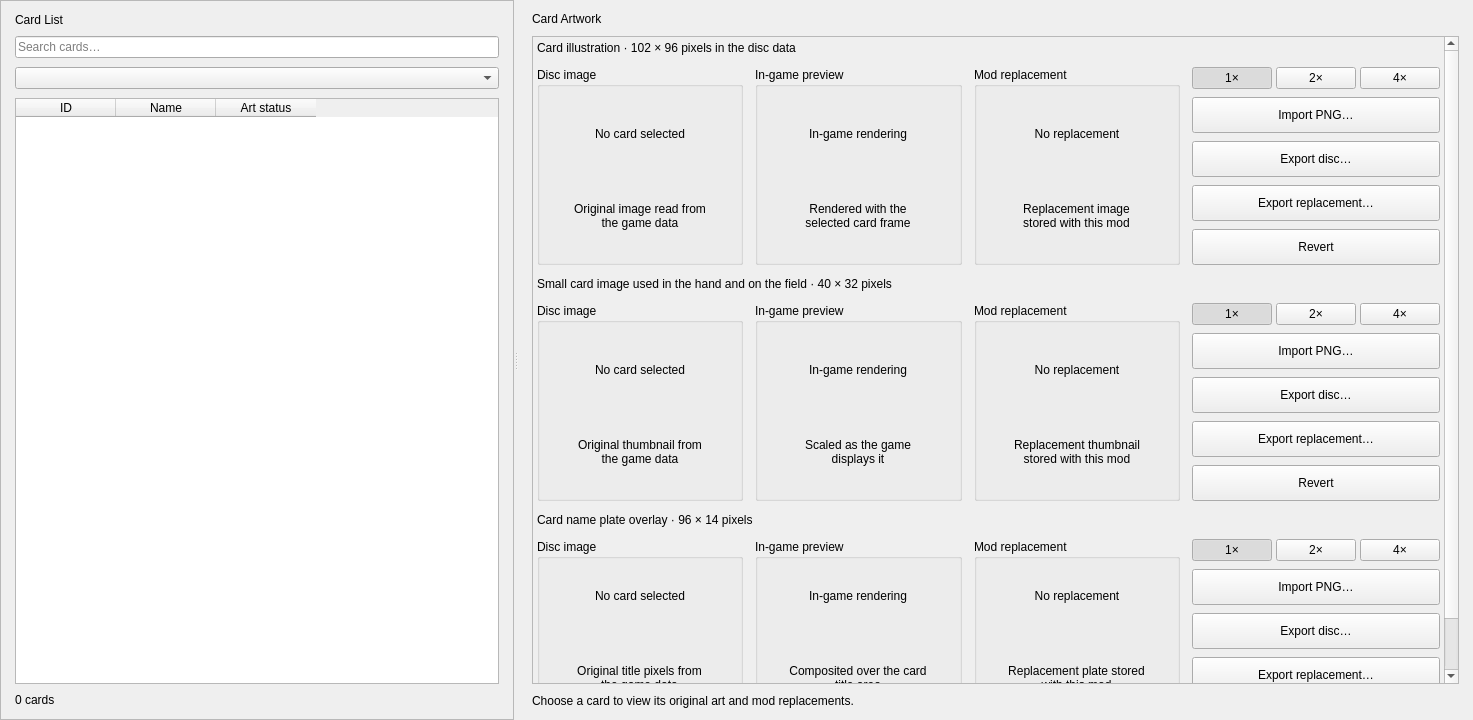
The window that tools/pc/fm_editor/ui/arts_page.ui (DaVinciLord/Yu-Gi-Oh-Forbidden-Memories-Recompiled) describes before a commit, drawn with Qt 5.
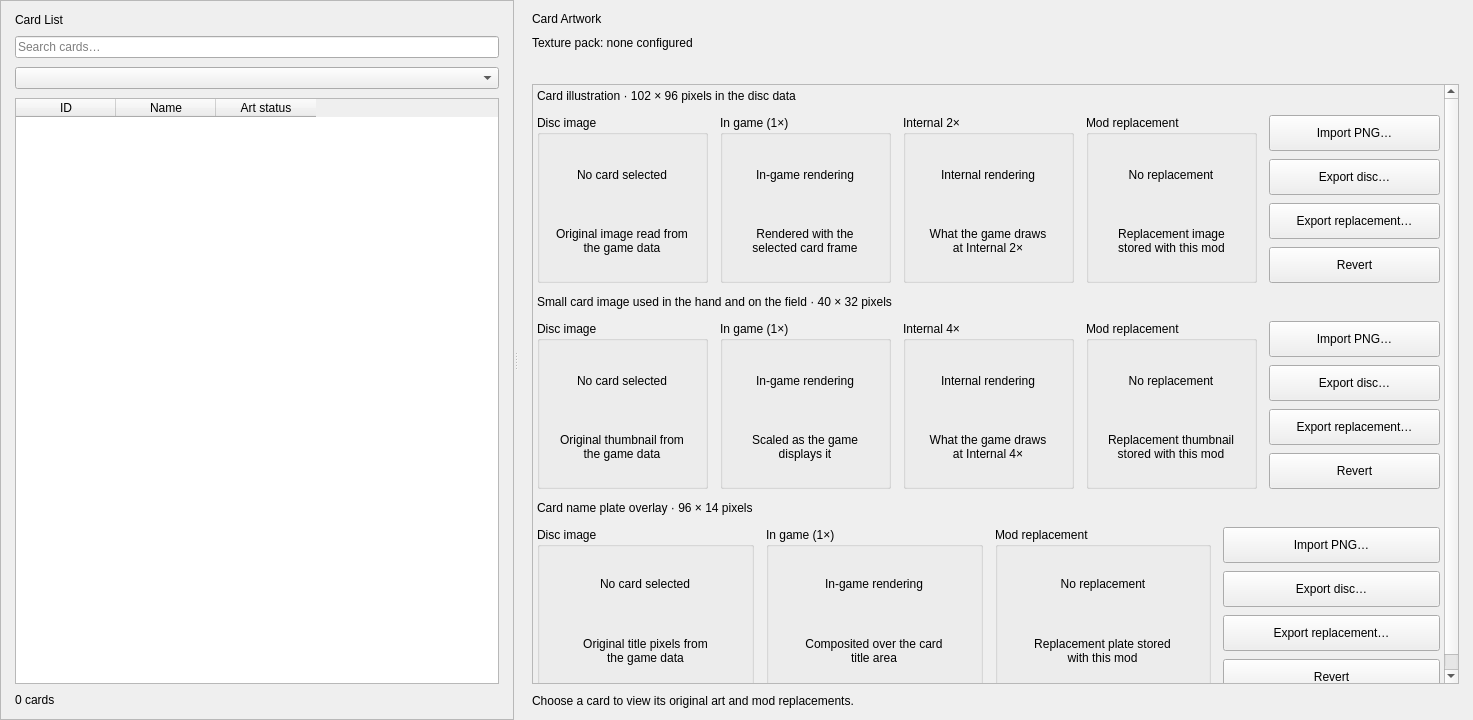
The same window after the commit.

Commit message: FM Editor: the Qt window as the editor, a module a page

```diff
--- a/tools/pc/fm_editor/ui/arts_page.ui
+++ b/tools/pc/fm_editor/ui/arts_page.ui
@@ -157,6 +157,18 @@
          </property>
         </widget>
        </item>
+       <item>
+        <widget class="QLabel" name="texturePackStatusLabel">
+         <property name="text"><string>Texture pack: none configured</string></property>
+         <property name="wordWrap"><bool>true</bool></property>
+        </widget>
+       </item>
+       <item>
+        <widget class="QLabel" name="artInstructionsLabel">
+         <property name="text"><string /></property>
+         <property name="wordWrap"><bool>true</bool></property>
+        </widget>
+       </item>
        <item>
         <widget class="QScrollArea" name="artPartsScroll">
          <property name="widgetResizable">
@@ -245,7 +257,7 @@
                <item>
                 <widget class="QGroupBox" name="pictureGameGroup">
                  <property name="title">
-                  <string>In-game preview</string>
+                  <string>In game (1×)</string>
                  </property>
                  <layout class="QVBoxLayout" name="pictureGameLayout">
                   <item alignment="Qt::AlignmentFlag::AlignHCenter">
@@ -286,6 +298,30 @@
                  </layout>
                 </widget>
                </item>
+               <item>
+                <widget class="QGroupBox" name="pictureInternalGroup">
+                 <property name="title">
+                  <string>Internal 2×</string>
+                 </property>
+                 <layout class="QVBoxLayout" name="pictureInternalLayout">
+                  <item alignment="Qt::AlignmentFlag::AlignHCenter">
+                   <widget class="QLabel" name="pictureInternalPreview">
+                    <property name="minimumSize"><size><width>1</width><height>1</height></size></property>
+                    <property name="maximumSize"><size><width>408</width><height>384</height></size></property>
+                    <property name="text"><string>Internal rendering</string></property>
+                    <property name="alignment"><set>Qt::AlignmentFlag::AlignCenter</set></property>
+                   </widget>
+                  </item>
+                  <item alignment="Qt::AlignmentFlag::AlignHCenter">
+                   <widget class="QLabel" name="pictureInternalInfo">
+                    <property name="text"><string>What the game draws at Internal 2×</string></property>
+                    <property name="alignment"><set>Qt::AlignmentFlag::AlignCenter</set></property>
+                    <property name="wordWrap"><bool>true</bool></property>
+                   </widget>
+                  </item>
+                 </layout>
+                </widget>
+               </item>
                <item>
                 <widget class="QGroupBox" name="pictureModGroup">
                  <property name="title">
@@ -347,64 +383,7 @@
                  <property name="bottomMargin">
                   <number>0</number>
                  </property>
-                 <item>
-                  <layout class="QHBoxLayout" name="pictureScaleControlLayout">
-                   <property name="spacing">
-                    <number>4</number>
-                   </property>
-                   <property name="leftMargin">
-                    <number>0</number>
-                   </property>
-                   <property name="topMargin">
-                    <number>0</number>
-                   </property>
-                   <property name="rightMargin">
-                    <number>0</number>
-                   </property>
-                   <property name="bottomMargin">
-                    <number>0</number>
-                   </property>
-                   <item>
-                    <widget class="QPushButton" name="pictureScale1Button">
-                     <property name="text">
-                      <string>1×</string>
-                     </property>
-                     <property name="checkable">
-                      <bool>true</bool>
-                     </property>
-                     <property name="checked">
-                      <bool>true</bool>
-                     </property>
-                    </widget>
-                   </item>
-                   <item>
-                    <widget class="QPushButton" name="pictureScale2Button">
-                     <property name="text">
-                      <string>2×</string>
-                     </property>
-                     <property name="checkable">
-                      <bool>true</bool>
-                     </property>
-                     <property name="checked">
-                      <bool>false</bool>
-                     </property>
-                    </widget>
-                   </item>
-                   <item>
-                    <widget class="QPushButton" name="pictureScale4Button">
-                     <property name="text">
-                      <string>4×</string>
-                     </property>
-                     <property name="checkable">
-                      <bool>true</bool>
-                     </property>
-                     <property name="checked">
-                      <bool>false</bool>
-                     </property>
-                    </widget>
-                   </item>
-                  </layout>
-                 </item>
+                 
                  <item>
                   <widget class="QPushButton" name="importPictureButton">
                    <property name="minimumSize">
@@ -521,7 +500,7 @@
                <item>
                 <widget class="QGroupBox" name="thumbnailGameGroup">
                  <property name="title">
-                  <string>In-game preview</string>
+                  <string>In game (1×)</string>
                  </property>
                  <layout class="QVBoxLayout" name="thumbnailGameLayout">
                   <item alignment="Qt::AlignmentFlag::AlignHCenter">
@@ -562,6 +541,30 @@
                  </layout>
                 </widget>
                </item>
+               <item>
+                <widget class="QGroupBox" name="thumbnailInternalGroup">
+                 <property name="title">
+                  <string>Internal 4×</string>
+                 </property>
+                 <layout class="QVBoxLayout" name="thumbnailInternalLayout">
+                  <item alignment="Qt::AlignmentFlag::AlignHCenter">
+                   <widget class="QLabel" name="thumbnailInternalPreview">
+                    <property name="minimumSize"><size><width>1</width><height>1</height></size></property>
+                    <property name="maximumSize"><size><width>408</width><height>384</height></size></property>
+                    <property name="text"><string>Internal rendering</string></property>
+                    <property name="alignment"><set>Qt::AlignmentFlag::AlignCenter</set></property>
+                   </widget>
+                  </item>
+                  <item alignment="Qt::AlignmentFlag::AlignHCenter">
+                   <widget class="QLabel" name="thumbnailInternalInfo">
+                    <property name="text"><string>What the game draws at Internal 4×</string></property>
+                    <property name="alignment"><set>Qt::AlignmentFlag::AlignCenter</set></property>
+                    <property name="wordWrap"><bool>true</bool></property>
+                   </widget>
+                  </item>
+                 </layout>
+                </widget>
+               </item>
                <item>
                 <widget class="QGroupBox" name="thumbnailModGroup">
                  <property name="title">
@@ -623,64 +626,7 @@
                  <property name="bottomMargin">
                   <number>0</number>
                  </property>
-                 <item>
-                  <layout class="QHBoxLayout" name="thumbnailScaleControlLayout">
-                   <property name="spacing">
-                    <number>4</number>
-                   </property>
-                   <property name="leftMargin">
-                    <number>0</number>
-                   </property>
-                   <property name="topMargin">
-                    <number>0</number>
-                   </property>
-                   <property name="rightMargin">
-                    <number>0</number>
-                   </property>
-                   <property name="bottomMargin">
-                    <number>0</number>
-                   </property>
-                   <item>
-                    <widget class="QPushButton" name="thumbnailScale1Button">
-                     <property name="text">
-                      <string>1×</string>
-                     </property>
-                     <property name="checkable">
-                      <bool>true</bool>
-                     </property>
-                     <property name="checked">
-                      <bool>true</bool>
-                     </property>
-                    </widget>
-                   </item>
-                   <item>
-                    <widget class="QPushButton" name="thumbnailScale2Button">
-                     <property name="text">
-                      <string>2×</string>
-                     </property>
-                     <property name="checkable">
-                      <bool>true</bool>
-                     </property>
-                     <property name="checked">
-                      <bool>false</bool>
-                     </property>
-                    </widget>
-                   </item>
-                   <item>
-                    <widget class="QPushButton" name="thumbnailScale4Button">
-                     <property name="text">
-                      <string>4×</string>
-                     </property>
-                     <property name="checkable">
-                      <bool>true</bool>
-                     </property>
-                     <property name="checked">
-                      <bool>false</bool>
-                     </property>
-                    </widget>
-                   </item>
-                  </layout>
-                 </item>
+                 
                  <item>
                   <widget class="QPushButton" name="importThumbnailButton">
                    <property name="minimumSize">
@@ -797,7 +743,7 @@
                <item>
                 <widget class="QGroupBox" name="titleGameGroup">
                  <property name="title">
-                  <string>In-game preview</string>
+                  <string>In game (1×)</string>
                  </property>
                  <layout class="QVBoxLayout" name="titleGameLayout">
                   <item alignment="Qt::AlignmentFlag::AlignHCenter">
@@ -899,64 +845,7 @@
                  <property name="bottomMargin">
                   <number>0</number>
                  </property>
-                 <item>
-                  <layout class="QHBoxLayout" name="titleScaleControlLayout">
-                   <property name="spacing">
-                    <number>4</number>
-                   </property>
-                   <property name="leftMargin">
-                    <number>0</number>
-                   </property>
-                   <property name="topMargin">
-                    <number>0</number>
-                   </property>
-                   <property name="rightMargin">
-                    <number>0</number>
-                   </property>
-                   <property name="bottomMargin">
-                    <number>0</number>
-                   </property>
-                   <item>
-                    <widget class="QPushButton" name="titleScale1Button">
-                     <property name="text">
-                      <string>1×</string>
-                     </property>
-                     <property name="checkable">
-                      <bool>true</bool>
-                     </property>
-                     <property name="checked">
-                      <bool>true</bool>
-                     </property>
-                    </widget>
-                   </item>
-                   <item>
-                    <widget class="QPushButton" name="titleScale2Button">
-                     <property name="text">
-                      <string>2×</string>
-                     </property>
-                     <property name="checkable">
-                      <bool>true</bool>
-                     </property>
-                     <property name="checked">
-                      <bool>false</bool>
-                     </property>
-                    </widget>
-                   </item>
-                   <item>
-                    <widget class="QPushButton" name="titleScale4Button">
-                     <property name="text">
-                      <string>4×</string>
-                     </property>
-                     <property name="checkable">
-                      <bool>true</bool>
-                     </property>
-                     <property name="checked">
-                      <bool>false</bool>
-                     </property>
-                    </widget>
-                   </item>
-                  </layout>
-                 </item>
+                 
                  <item>
                   <widget class="QPushButton" name="importTitleButton">
                    <property name="minimumSize">
```
The commit also changes 47 other files.
